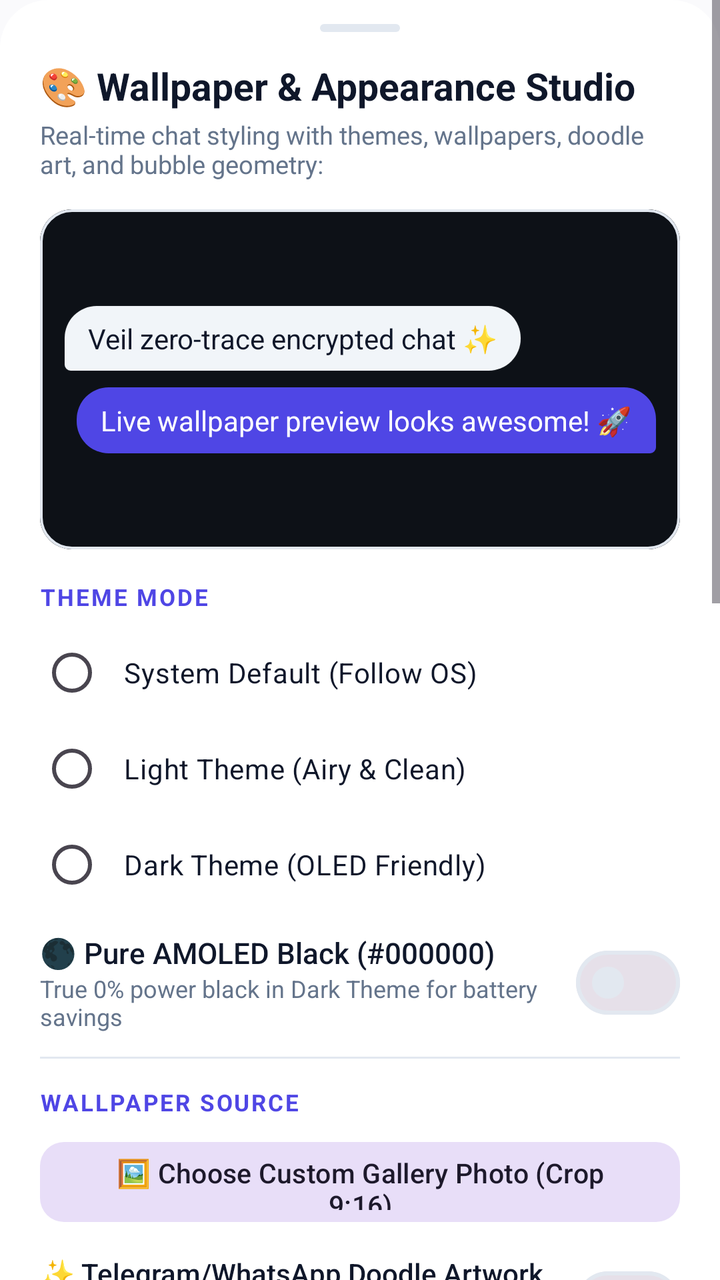
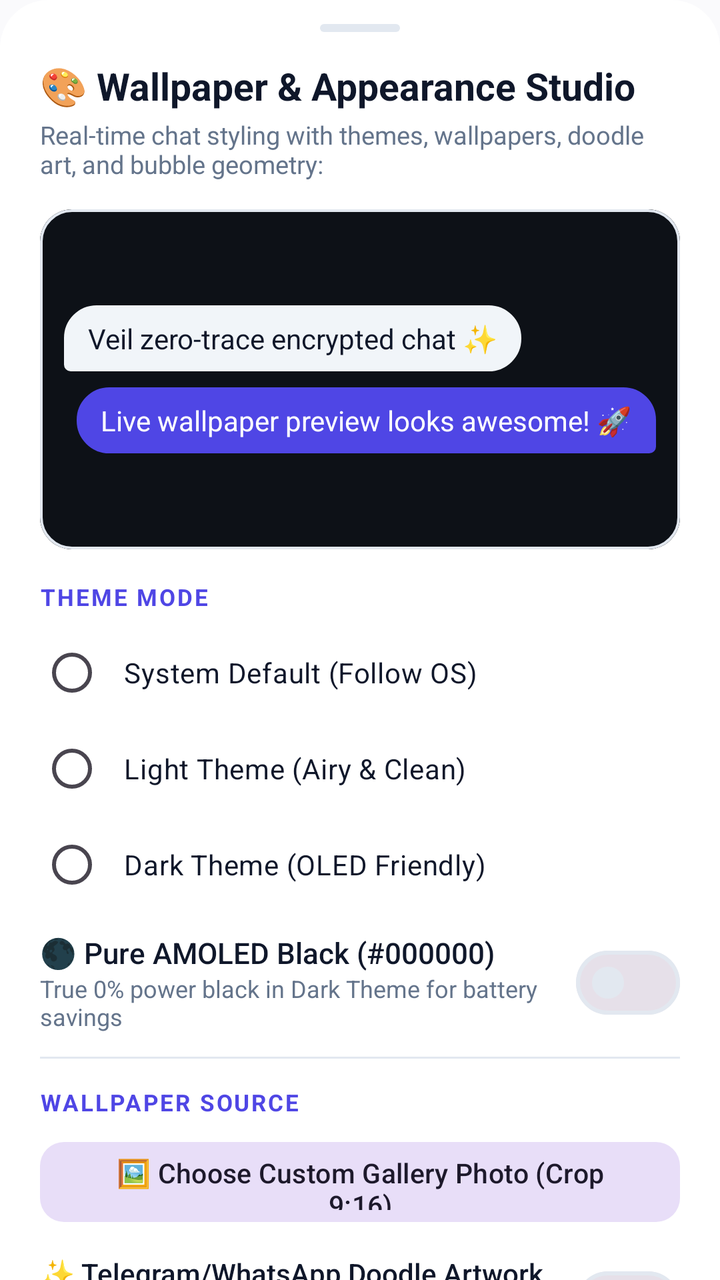

Two renders of the same Android screen: before a commit and after it. Below are the layout's source before the change and the commit's diff.
<!-- AndroidManifest.xml: application theme Theme.VEIL -->
<!-- res/layout/dialog_appearance_settings.xml -->
<?xml version="1.0" encoding="utf-8"?>
<ScrollView xmlns:android="http://schemas.android.com/apk/res/android"
    xmlns:app="http://schemas.android.com/apk/res-auto"
    android:layout_width="match_parent"
    android:layout_height="wrap_content"
    android:background="@drawable/bg_bottom_sheet_modern"
    android:fillViewport="true">

    <LinearLayout
        android:layout_width="match_parent"
        android:layout_height="wrap_content"
        android:orientation="vertical"
        android:paddingStart="20dp"
        android:paddingTop="12dp"
        android:paddingEnd="20dp"
        android:paddingBottom="28dp">

        
        <View
            android:layout_width="40dp"
            android:layout_height="4dp"
            android:layout_gravity="center_horizontal"
            android:layout_marginBottom="14dp"
            android:background="@drawable/bg_attach_item"
            android:backgroundTint="@color/colorOutline" />

        <TextView
            android:layout_width="wrap_content"
            android:layout_height="wrap_content"
            android:text="🎨 Wallpaper &amp; Appearance Studio"
            android:textColor="@color/colorTextPrimary"
            android:textSize="19sp"
            android:textStyle="bold" />

        <TextView
            android:layout_width="wrap_content"
            android:layout_height="wrap_content"
            android:layout_marginTop="3dp"
            android:layout_marginBottom="14dp"
            android:text="Real-time chat styling with themes, wallpapers, doodle art, and bubble geometry:"
            android:textColor="@color/colorTextSecondary"
            android:textSize="12.5sp" />

        
        <com.google.android.material.card.MaterialCardView
            android:id="@+id/cardLivePreview"
            android:layout_width="match_parent"
            android:layout_height="170dp"
            android:layout_marginBottom="16dp"
            app:cardCornerRadius="16dp"
            app:cardElevation="0dp"
            app:strokeWidth="1.2dp"
            app:strokeColor="@color/colorOutline">

            <FrameLayout
                android:id="@+id/previewWallpaperContainer"
                android:layout_width="match_parent"
                android:layout_height="match_parent"
                android:background="#0D1117">

                <ImageView
                    android:id="@+id/ivPreviewWallpaper"
                    android:layout_width="match_parent"
                    android:layout_height="match_parent"
                    android:scaleType="centerCrop"
                    android:visibility="gone" />

                
                <ImageView
                    android:id="@+id/ivPreviewDoodleOverlay"
                    android:layout_width="match_parent"
                    android:layout_height="match_parent"
                    android:src="@drawable/bg_chat_doodle_pattern"
                    android:scaleType="centerCrop"
                    android:alpha="0.25"
                    android:visibility="gone" />

                
                <View
                    android:id="@+id/viewPreviewDimOverlay"
                    android:layout_width="match_parent"
                    android:layout_height="match_parent"
                    android:background="#00000000" />

                
                <LinearLayout
                    android:layout_width="match_parent"
                    android:layout_height="match_parent"
                    android:orientation="vertical"
                    android:gravity="center_vertical"
                    android:padding="12dp">

                    
                    <LinearLayout
                        android:id="@+id/previewIncomingBubble"
                        android:layout_width="wrap_content"
                        android:layout_height="wrap_content"
                        android:maxWidth="240dp"
                        android:background="@drawable/bg_message_received"
                        android:backgroundTint="@color/colorSurfaceVariant"
                        android:paddingStart="12dp"
                        android:paddingTop="7dp"
                        android:paddingEnd="12dp"
                        android:paddingBottom="7dp"
                        android:layout_marginBottom="8dp">

                        <TextView
                            android:id="@+id/tvPreviewIncomingText"
                            android:layout_width="wrap_content"
                            android:layout_height="wrap_content"
                            android:text="Veil zero-trace encrypted chat ✨"
                            android:textColor="@color/colorTextPrimary"
                            android:textSize="14sp" />
                    </LinearLayout>

                    
                    <LinearLayout
                        android:id="@+id/previewOutgoingBubble"
                        android:layout_width="wrap_content"
                        android:layout_height="wrap_content"
                        android:layout_gravity="end"
                        android:maxWidth="240dp"
                        android:background="@drawable/bg_message_sent"
                        android:backgroundTint="@color/colorPrimary"
                        android:paddingStart="12dp"
                        android:paddingTop="7dp"
                        android:paddingEnd="12dp"
                        android:paddingBottom="7dp">

                        <TextView
                            android:id="@+id/tvPreviewOutgoingText"
                            android:layout_width="wrap_content"
                            android:layout_height="wrap_content"
                            android:text="Live wallpaper preview looks awesome! 🚀"
                            android:textColor="@android:color/white"
                            android:textSize="14sp" />
                    </LinearLayout>
                </LinearLayout>
            </FrameLayout>
        </com.google.android.material.card.MaterialCardView>

        
        <TextView
            android:layout_width="wrap_content"
            android:layout_height="wrap_content"
            android:text="THEME MODE"
            android:textColor="@color/colorPrimary"
            android:textSize="11.5sp"
            android:textStyle="bold"
            android:letterSpacing="0.08"
            android:layout_marginBottom="6dp" />

        <RadioGroup
            android:id="@+id/rgThemeMode"
            android:layout_width="match_parent"
            android:layout_height="wrap_content"
            android:layout_marginBottom="10dp">

            <RadioButton
                android:id="@+id/rbThemeSystem"
                android:layout_width="match_parent"
                android:layout_height="wrap_content"
                android:paddingStart="10dp"
                android:paddingTop="6dp"
                android:paddingBottom="6dp"
                android:text="System Default (Follow OS)"
                android:textColor="@color/colorTextPrimary"
                android:textSize="14sp" />

            <RadioButton
                android:id="@+id/rbThemeLight"
                android:layout_width="match_parent"
                android:layout_height="wrap_content"
                android:paddingStart="10dp"
                android:paddingTop="6dp"
                android:paddingBottom="6dp"
                android:text="Light Theme (Airy &amp; Clean)"
                android:textColor="@color/colorTextPrimary"
                android:textSize="14sp" />

            <RadioButton
                android:id="@+id/rbThemeDark"
                android:layout_width="match_parent"
                android:layout_height="wrap_content"
                android:paddingStart="10dp"
                android:paddingTop="6dp"
                android:paddingBottom="6dp"
                android:text="Dark Theme (OLED Friendly)"
                android:textColor="@color/colorTextPrimary"
                android:textSize="14sp" />
        </RadioGroup>

        
        <LinearLayout
            android:layout_width="match_parent"
            android:layout_height="wrap_content"
            android:orientation="horizontal"
            android:gravity="center_vertical"
            android:layout_marginBottom="12dp">

            <LinearLayout
                android:layout_width="0dp"
                android:layout_height="wrap_content"
                android:layout_weight="1"
                android:orientation="vertical">

                <TextView
                    android:layout_width="wrap_content"
                    android:layout_height="wrap_content"
                    android:text="🌑 Pure AMOLED Black (#000000)"
                    android:textColor="@color/colorTextPrimary"
                    android:textSize="14.5sp"
                    android:fontFamily="sans-serif-medium" />

                <TextView
                    android:layout_width="wrap_content"
                    android:layout_height="wrap_content"
                    android:text="True 0% power black in Dark Theme for battery savings"
                    android:textColor="@color/colorTextSecondary"
                    android:textSize="12sp" />
            </LinearLayout>

            <com.google.android.material.materialswitch.MaterialSwitch
                android:id="@+id/switchAmoledBlack"
                android:layout_width="wrap_content"
                android:layout_height="wrap_content" />
        </LinearLayout>

        <View
            android:layout_width="match_parent"
            android:layout_height="1dp"
            android:background="@color/colorOutline"
            android:layout_marginBottom="14dp" />

        
        <TextView
            android:layout_width="wrap_content"
            android:layout_height="wrap_content"
            android:text="WALLPAPER SOURCE"
            android:textColor="@color/colorPrimary"
            android:textSize="11.5sp"
            android:textStyle="bold"
            android:letterSpacing="0.08"
            android:layout_marginBottom="8dp" />

        
        <com.google.android.material.button.MaterialButton
            android:id="@+id/btnPickPhotoWallpaper"
            style="@style/Widget.Material3.Button.TonalButton"
            android:layout_width="match_parent"
            android:layout_height="48dp"
            android:text="🖼️ Choose Custom Gallery Photo (Crop 9:16)"
            android:textSize="13.5sp"
            app:cornerRadius="12dp"
            android:layout_marginBottom="12dp" />

        
        <LinearLayout
            android:layout_width="match_parent"
            android:layout_height="wrap_content"
            android:orientation="horizontal"
            android:gravity="center_vertical"
            android:layout_marginBottom="14dp">

            <LinearLayout
                android:layout_width="0dp"
                android:layout_height="wrap_content"
                android:layout_weight="1"
                android:orientation="vertical">

                <TextView
                    android:layout_width="wrap_content"
                    android:layout_height="wrap_content"
                    android:text="✨ Telegram/WhatsApp Doodle Artwork"
                    android:textColor="@color/colorTextPrimary"
                    android:textSize="14sp"
                    android:fontFamily="sans-serif-medium" />

                <TextView
                    android:layout_width="wrap_content"
                    android:layout_height="wrap_content"
                    android:text="Superimpose subtle privacy doodle artwork onto wallpaper"
                    android:textColor="@color/colorTextSecondary"
                    android:textSize="12sp" />
            </LinearLayout>

            <com.google.android.material.materialswitch.MaterialSwitch
                android:id="@+id/switchDoodlePattern"
                android:layout_width="wrap_content"
                android:layout_height="wrap_content" />
        </LinearLayout>

        
        <TextView
            android:layout_width="wrap_content"
            android:layout_height="wrap_content"
            android:text="Light Solid Presets (Clean &amp; Soft):"
            android:textColor="@color/colorTextSecondary"
            android:textSize="12sp"
            android:layout_marginBottom="8dp" />

        <LinearLayout
            android:layout_width="match_parent"
            android:layout_height="wrap_content"
            android:orientation="horizontal"
            android:gravity="center_vertical"
            android:layout_marginBottom="14dp">

            <View
                android:id="@+id/wpPresetLightWarm"
                android:layout_width="38dp"
                android:layout_height="38dp"
                android:layout_marginEnd="10dp"
                android:background="#FAF7F2"
                android:clickable="true"
                android:focusable="true" />

            <View
                android:id="@+id/wpPresetLightMint"
                android:layout_width="38dp"
                android:layout_height="38dp"
                android:layout_marginEnd="10dp"
                android:background="#F0FDF4"
                android:clickable="true"
                android:focusable="true" />

            <View
                android:id="@+id/wpPresetLightSky"
                android:layout_width="38dp"
                android:layout_height="38dp"
                android:layout_marginEnd="10dp"
                android:background="#F0F9FF"
                android:clickable="true"
                android:focusable="true" />

            <View
                android:id="@+id/wpPresetLightRose"
                android:layout_width="38dp"
                android:layout_height="38dp"
                android:layout_marginEnd="10dp"
                android:background="#FFF1F2"
                android:clickable="true"
                android:focusable="true" />

            <View
                android:id="@+id/wpPresetLightSlate"
                android:layout_width="38dp"
                android:layout_height="38dp"
                android:background="#F8FAFC"
                android:clickable="true"
                android:focusable="true" />
        </LinearLayout>

        
        <TextView
            android:layout_width="wrap_content"
            android:layout_height="wrap_content"
            android:text="Dark Solid Presets (Deep Obsidian):"
            android:textColor="@color/colorTextSecondary"
            android:textSize="12sp"
            android:layout_marginBottom="8dp" />

        <LinearLayout
            android:layout_width="match_parent"
            android:layout_height="wrap_content"
            android:orientation="horizontal"
            android:gravity="center_vertical"
            android:layout_marginBottom="14dp">

            <View
                android:id="@+id/wpPresetDefault"
                android:layout_width="38dp"
                android:layout_height="38dp"
                android:layout_marginEnd="10dp"
                android:background="#0D1117"
                android:clickable="true"
                android:focusable="true" />

            <View
                android:id="@+id/wpPresetIndigo"
                android:layout_width="38dp"
                android:layout_height="38dp"
                android:layout_marginEnd="10dp"
                android:background="#121026"
                android:clickable="true"
                android:focusable="true" />

            <View
                android:id="@+id/wpPresetEmerald"
                android:layout_width="38dp"
                android:layout_height="38dp"
                android:layout_marginEnd="10dp"
                android:background="#091E1A"
                android:clickable="true"
                android:focusable="true" />

            <View
                android:id="@+id/wpPresetCrimson"
                android:layout_width="38dp"
                android:layout_height="38dp"
                android:layout_marginEnd="10dp"
                android:background="#240B15"
                android:clickable="true"
                android:focusable="true" />

            <View
                android:id="@+id/wpPresetOcean"
                android:layout_width="38dp"
                android:layout_height="38dp"
                android:background="#0A192F"
                android:clickable="true"
                android:focusable="true" />
        </LinearLayout>

        
        <TextView
            android:layout_width="wrap_content"
            android:layout_height="wrap_content"
            android:text="Gradient Presets:"
            android:textColor="@color/colorTextSecondary"
            android:textSize="12sp"
            android:layout_marginBottom="8dp" />

        <LinearLayout
            android:layout_width="match_parent"
            android:layout_height="wrap_content"
            android:orientation="horizontal"
            android:gravity="center_vertical"
            android:layout_marginBottom="14dp">

            <View
                android:id="@+id/wpPresetGradSunset"
                android:layout_width="38dp"
                android:layout_height="38dp"
                android:layout_marginEnd="10dp"
                android:background="#FF512F"
                android:clickable="true"
                android:focusable="true" />

            <View
                android:id="@+id/wpPresetGradOcean"
                android:layout_width="38dp"
                android:layout_height="38dp"
                android:layout_marginEnd="10dp"
                android:background="#00C9FF"
                android:clickable="true"
                android:focusable="true" />

            <View
                android:id="@+id/wpPresetGradAurora"
                android:layout_width="38dp"
                android:layout_height="38dp"
                android:layout_marginEnd="10dp"
                android:background="#8A2387"
                android:clickable="true"
                android:focusable="true" />

            <View
                android:id="@+id/wpPresetGradMidnight"
                android:layout_width="38dp"
                android:layout_height="38dp"
                android:background="#203A43"
                android:clickable="true"
                android:focusable="true" />
        </LinearLayout>

        
        <LinearLayout
            android:layout_width="match_parent"
            android:layout_height="wrap_content"
            android:orientation="horizontal"
            android:gravity="center_vertical"
            android:layout_marginTop="4dp">

            <TextView
                android:layout_width="0dp"
                android:layout_height="wrap_content"
                android:layout_weight="1"
                android:text="Wallpaper Dimming Level"
                android:textColor="@color/colorTextPrimary"
                android:textSize="13.5sp"
                android:fontFamily="sans-serif-medium" />

            <TextView
                android:id="@+id/tvDimPercent"
                android:layout_width="wrap_content"
                android:layout_height="wrap_content"
                android:text="0%"
                android:textColor="@color/colorPrimary"
                android:textSize="13.5sp"
                android:textStyle="bold" />
        </LinearLayout>

        <com.google.android.material.slider.Slider
            android:id="@+id/sliderWallpaperDim"
            android:layout_width="match_parent"
            android:layout_height="wrap_content"
            android:valueFrom="0"
            android:valueTo="80"
            android:stepSize="5"
            android:value="0" />

        <View
            android:layout_width="match_parent"
            android:layout_height="1dp"
            android:background="@color/colorOutline"
            android:layout_marginTop="8dp"
            android:layout_marginBottom="14dp" />

        
        <TextView
            android:layout_width="wrap_content"
            android:layout_height="wrap_content"
            android:text="✨ Chat Bubble Accent Color"
            android:textColor="@color/colorTextPrimary"
            android:textSize="14.5sp"
            android:fontFamily="sans-serif-medium"
            android:layout_marginBottom="8dp" />

        <LinearLayout
            android:id="@+id/colorSwatchesContainer"
            android:layout_width="match_parent"
            android:layout_height="wrap_content"
            android:orientation="horizontal"
            android:gravity="center_vertical"
            android:layout_marginBottom="16dp">

            <View
                android:id="@+id/colorIndigo"
                android:layout_width="38dp"
                android:layout_height="38dp"
                android:layout_marginEnd="10dp"
                android:background="#4F46E5"
                android:clickable="true"
                android:focusable="true" />

            <View
                android:id="@+id/colorBlue"
                android:layout_width="38dp"
                android:layout_height="38dp"
                android:layout_marginEnd="10dp"
                android:background="@drawable/bg_color_swatch_blue"
                android:clickable="true"
                android:focusable="true" />

            <View
                android:id="@+id/colorCyan"
                android:layout_width="38dp"
                android:layout_height="38dp"
                android:layout_marginEnd="10dp"
                android:background="@drawable/bg_color_swatch_cyan"
                android:clickable="true"
                android:focusable="true" />

            <View
                android:id="@+id/colorEmerald"
                android:layout_width="38dp"
                android:layout_height="38dp"
                android:layout_marginEnd="10dp"
                android:background="@drawable/bg_color_swatch_emerald"
                android:clickable="true"
                android:focusable="true" />

            <View
                android:id="@+id/colorViolet"
                android:layout_width="38dp"
                android:layout_height="38dp"
                android:layout_marginEnd="10dp"
                android:background="@drawable/bg_color_swatch_violet"
                android:clickable="true"
                android:focusable="true" />

            <View
                android:id="@+id/colorAmber"
                android:layout_width="38dp"
                android:layout_height="38dp"
                android:layout_marginEnd="10dp"
                android:background="@drawable/bg_color_swatch_amber"
                android:clickable="true"
                android:focusable="true" />

            <View
                android:id="@+id/colorCrimson"
                android:layout_width="38dp"
                android:layout_height="38dp"
                android:background="#E11D48"
                android:clickable="true"
                android:focusable="true" />
        </LinearLayout>

        
        <TextView
            android:layout_width="wrap_content"
            android:layout_height="wrap_content"
            android:text="📐 Chat Bubble Corner Geometry"
            android:textColor="@color/colorTextPrimary"
            android:textSize="14.5sp"
            android:fontFamily="sans-serif-medium"
            android:layout_marginBottom="8dp" />

        <RadioGroup
            android:id="@+id/rgBubbleCornerStyle"
            android:layout_width="match_parent"
            android:layout_height="wrap_content"
            android:orientation="horizontal"
            android:layout_marginBottom="16dp">

            <RadioButton
                android:id="@+id/rbCornerTelegram"
                android:layout_width="0dp"
                android:layout_height="wrap_content"
                android:layout_weight="1"
                android:text="Telegram (18dp)"
                android:textSize="13sp"
                android:textColor="@color/colorTextPrimary" />

            <RadioButton
                android:id="@+id/rbCornerModern"
                android:layout_width="0dp"
                android:layout_height="wrap_content"
                android:layout_weight="1"
                android:text="Soft (14dp)"
                android:textSize="13sp"
                android:textColor="@color/colorTextPrimary" />

            <RadioButton
                android:id="@+id/rbCornerWhatsApp"
                android:layout_width="0dp"
                android:layout_height="wrap_content"
                android:layout_weight="1"
                android:text="WhatsApp (8dp)"
                android:textSize="13sp"
                android:textColor="@color/colorTextPrimary" />
        </RadioGroup>

        
        <LinearLayout
            android:layout_width="match_parent"
            android:layout_height="wrap_content"
            android:orientation="horizontal"
            android:gravity="center_vertical"
            android:layout_marginBottom="4dp">

            <TextView
                android:layout_width="0dp"
                android:layout_height="wrap_content"
                android:layout_weight="1"
                android:text="🔤 Chat Message Text Size"
                android:textColor="@color/colorTextPrimary"
                android:textSize="14sp"
                android:fontFamily="sans-serif-medium" />

            <TextView
                android:id="@+id/tvChatTextSize"
                android:layout_width="wrap_content"
                android:layout_height="wrap_content"
                android:text="15.5 sp"
                android:textColor="@color/colorPrimary"
                android:textSize="13.5sp"
                android:textStyle="bold" />
        </LinearLayout>

        <com.google.android.material.slider.Slider
            android:id="@+id/sliderChatTextSize"
            android:layout_width="match_parent"
            android:layout_height="wrap_content"
            android:valueFrom="12"
            android:valueTo="22"
            android:stepSize="0.5"
            android:value="15.5" />

        <View
            android:layout_width="match_parent"
            android:layout_height="1dp"
            android:background="@color/colorOutline"
            android:layout_marginTop="8dp"
            android:layout_marginBottom="16dp" />

        
        <com.google.android.material.button.MaterialButton
            android:id="@+id/btnResetDefaultWallpaper"
            style="@style/Widget.Material3.Button.OutlinedButton"
            android:layout_width="match_parent"
            android:layout_height="48dp"
            android:text="Reset to Default Theme, Wallpaper &amp; Accent"
            android:textColor="@color/colorError"
            app:strokeColor="@color/colorError"
            app:cornerRadius="12dp" />

    </LinearLayout>
</ScrollView>
<!-- resources referenced by this layout -->
<resources>
  <color name="colorError">#EF4444</color>
  <color name="colorOutline">#E2E8F0</color>
  <color name="colorPrimary">#4F46E5</color>
  <color name="colorSurfaceVariant">#F1F5F9</color>
  <color name="colorTextPrimary">#0F172A</color>
  <color name="colorTextSecondary">#64748B</color>
  <!-- drawable bg_attach_item (drawable) -->
  <?xml version="1.0" encoding="utf-8"?>
  <shape xmlns:android="http://schemas.android.com/apk/res/android"
      android:shape="rectangle">
      <corners android:radius="18dp" />
      <solid android:color="@color/colorSurfaceVariant" />
  </shape>
  <!-- drawable bg_bottom_sheet_modern (drawable) -->
  <?xml version="1.0" encoding="utf-8"?>
  <shape xmlns:android="http://schemas.android.com/apk/res/android">
      <solid android:color="@color/colorSurface" />
      <corners
          android:topLeftRadius="24dp"
          android:topRightRadius="24dp" />
  </shape>
  <!-- drawable bg_chat_doodle_pattern: vector/xml drawable (drawable, 2564 chars, omitted) -->
  <!-- drawable bg_color_swatch_amber (drawable) -->
  <?xml version="1.0" encoding="utf-8"?>
  <shape xmlns:android="http://schemas.android.com/apk/res/android"
      android:shape="oval">
      <solid android:color="#FFD600" />
      <stroke android:width="2dp" android:color="#33FFFFFF" />
  </shape>
  <!-- drawable bg_color_swatch_blue (drawable) -->
  <?xml version="1.0" encoding="utf-8"?>
  <shape xmlns:android="http://schemas.android.com/apk/res/android"
      android:shape="oval">
      <solid android:color="#2979FF" />
      <stroke android:width="2dp" android:color="#33FFFFFF" />
  </shape>
  <!-- drawable bg_color_swatch_cyan (drawable) -->
  <?xml version="1.0" encoding="utf-8"?>
  <shape xmlns:android="http://schemas.android.com/apk/res/android"
      android:shape="oval">
      <solid android:color="#00E5FF" />
      <stroke android:width="2dp" android:color="#33FFFFFF" />
  </shape>
  <!-- drawable bg_color_swatch_emerald (drawable) -->
  <?xml version="1.0" encoding="utf-8"?>
  <shape xmlns:android="http://schemas.android.com/apk/res/android"
      android:shape="oval">
      <solid android:color="#00E676" />
      <stroke android:width="2dp" android:color="#33FFFFFF" />
  </shape>
  <!-- drawable bg_color_swatch_violet (drawable) -->
  <?xml version="1.0" encoding="utf-8"?>
  <shape xmlns:android="http://schemas.android.com/apk/res/android"
      android:shape="oval">
      <solid android:color="#D500F9" />
      <stroke android:width="2dp" android:color="#33FFFFFF" />
  </shape>
  <!-- drawable bg_message_received (drawable) -->
  <?xml version="1.0" encoding="utf-8"?>
  <shape xmlns:android="http://schemas.android.com/apk/res/android">
      <solid android:color="@color/message_bubble_received" />
      <corners
          android:topLeftRadius="16dp"
          android:topRightRadius="16dp"
          android:bottomLeftRadius="3dp"
          android:bottomRightRadius="16dp" />
      <stroke
          android:width="0.5dp"
          android:color="#0A000000" />
  </shape>
  <!-- drawable bg_message_sent (drawable) -->
  <?xml version="1.0" encoding="utf-8"?>
  <shape xmlns:android="http://schemas.android.com/apk/res/android">
      <solid android:color="@color/message_bubble_sent" />
      <corners
          android:topLeftRadius="16dp"
          android:topRightRadius="16dp"
          android:bottomLeftRadius="16dp"
          android:bottomRightRadius="3dp" />
  </shape>
  <style name="Theme.VEIL" parent="Base.Theme.VEIL" />
  <color name="colorSurface">#FFFFFF</color>
  <color name="message_bubble_received">#FFFFFF</color>
  <color name="message_bubble_sent">#EEF2FF</color>
  <color name="colorOnPrimary">#FFFFFF</color>
  <color name="colorPrimaryContainer">#EEF2FF</color>
  <color name="colorOnPrimaryContainer">#3730A3</color>
  <color name="colorBackground">#FAFAFC</color>
  <style name="ModernBottomSheetStyle" parent="Widget.Material3.BottomSheet">
          <item name="android:background">@android:color/transparent</item>
      </style>
  <!-- unchanged entries left out for length: 2 -->
</resources>

<!-- the commit's change to res/layout/dialog_appearance_settings.xml (unified diff, before → after) -->
@@ -1,5 +1,5 @@
 <?xml version="1.0" encoding="utf-8"?>
-<ScrollView xmlns:android="http://schemas.android.com/apk/res/android"
+<androidx.core.widget.NestedScrollView xmlns:android="http://schemas.android.com/apk/res/android"
     xmlns:app="http://schemas.android.com/apk/res-auto"
     android:layout_width="match_parent"
     android:layout_height="wrap_content"
@@ -13,7 +13,7 @@
         android:paddingStart="20dp"
         android:paddingTop="12dp"
         android:paddingEnd="20dp"
-        android:paddingBottom="28dp">
+        android:paddingBottom="40dp">
 
         
         <View
@@ -62,7 +62,6 @@
                     android:id="@+id/ivPreviewWallpaper"
                     android:layout_width="match_parent"
                     android:layout_height="match_parent"
-                    android:scaleType="centerCrop"
                     android:visibility="gone" />
 
                 
@@ -70,9 +69,8 @@
                     android:id="@+id/ivPreviewDoodleOverlay"
                     android:layout_width="match_parent"
                     android:layout_height="match_parent"
-                    android:src="@drawable/bg_chat_doodle_pattern"
-                    android:scaleType="centerCrop"
-                    android:alpha="0.25"
+                    
+                    android:alpha="1.0"
                     android:visibility="gone" />
 
                 
@@ -497,7 +495,7 @@
             android:layout_height="wrap_content"
             android:valueFrom="0"
             android:valueTo="80"
-            android:stepSize="5"
+            android:stepSize="1"
             android:value="0" />
 
         <View
@@ -688,4 +686,4 @@
             app:cornerRadius="12dp" />
 
     </LinearLayout>
-</ScrollView>
+</androidx.core.widget.NestedScrollView>
<!-- resource entries referenced after the edit -->
@@ -21,7 +21,6 @@
           android:topLeftRadius="24dp"
           android:topRightRadius="24dp" />
   </shape>
-  <!-- drawable bg_chat_doodle_pattern: vector/xml drawable (drawable, 2564 chars, omitted) -->
   <!-- drawable bg_color_swatch_amber (drawable) -->
   <?xml version="1.0" encoding="utf-8"?>
   <shape xmlns:android="http://schemas.android.com/apk/res/android"
@@ -67,8 +66,8 @@
           android:bottomLeftRadius="3dp"
           android:bottomRightRadius="16dp" />
       <stroke
-          android:width="0.5dp"
-          android:color="#0A000000" />
+          android:width="0.8dp"
+          android:color="@color/colorOutline" />
   </shape>
   <!-- drawable bg_message_sent (drawable) -->
   <?xml version="1.0" encoding="utf-8"?>
@@ -79,11 +78,14 @@
           android:topRightRadius="16dp"
           android:bottomLeftRadius="16dp"
           android:bottomRightRadius="3dp" />
+      <stroke
+          android:width="0.8dp"
+          android:color="@color/colorOutline" />
   </shape>
   <style name="Theme.VEIL" parent="Base.Theme.VEIL" />
   <color name="colorSurface">#FFFFFF</color>
   <color name="message_bubble_received">#FFFFFF</color>
-  <color name="message_bubble_sent">#EEF2FF</color>
+  <color name="message_bubble_sent">#E0E7FE</color>
   <color name="colorOnPrimary">#FFFFFF</color>
   <color name="colorPrimaryContainer">#EEF2FF</color>
   <color name="colorOnPrimaryContainer">#3730A3</color>
